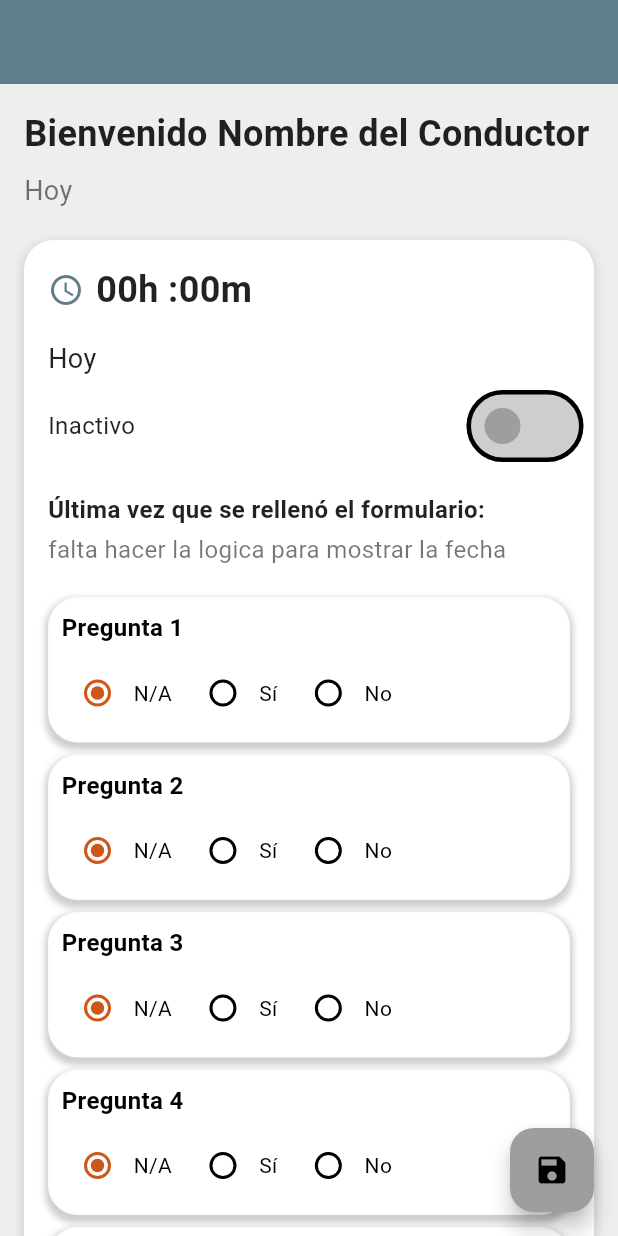
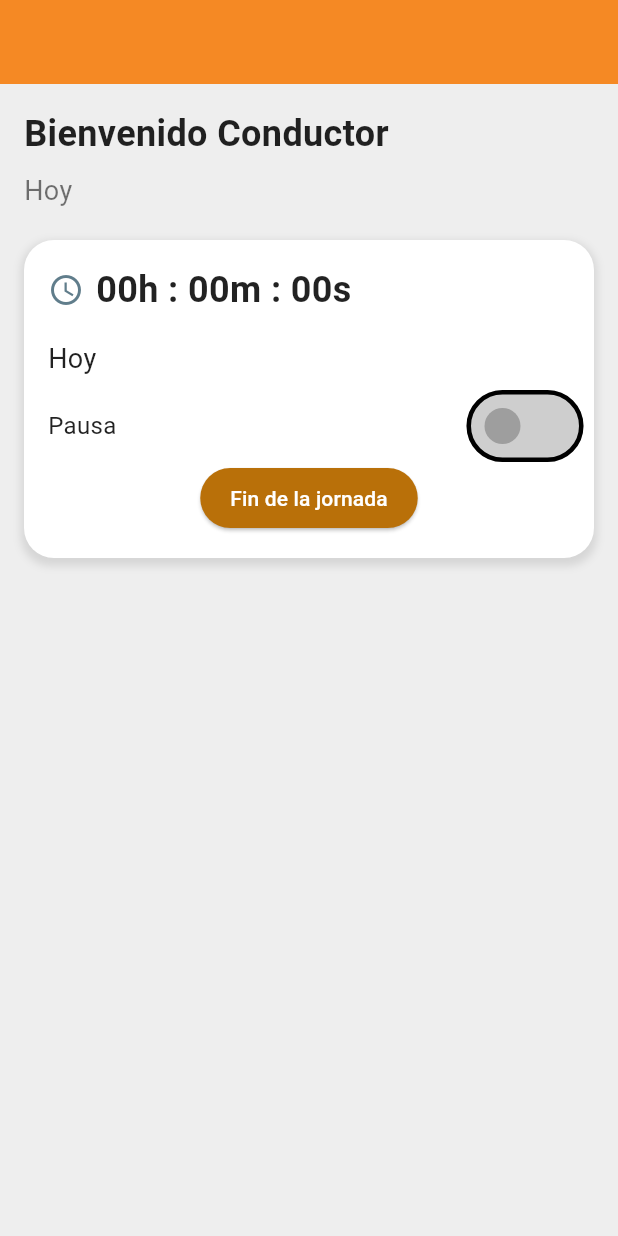
Before and after one commit to JamirGDC/remisse_arequipa_driver, a Flutter app: the DriverMainScreen screen opened directly, on a phone screen of 412 x 824 dp. Run offline on Flutter 3.47's test engine with Material 3 defaults, Android fonts, the phone set to English and light mode, and no system bars; our stand-ins replace assets_audio_player, connectivity_plus, firebase_auth, firebase_core, firebase_database, firebase_messaging and 9 more; missing offline and left inert: dart:ffi, flutter_geofire, flutter_polyline_points, restart_app; accounts and stored records are empty; network calls fail.

Commit message:
TODO FUNCIONAL MENOS gooffline y goonline

```diff
--- a/lib/pages/dashboard.dart
+++ b/lib/pages/dashboard.dart
@@ -1,7 +1,8 @@
 
 import 'package:flutter/material.dart';
-import 'package:remisse_arequipa_driver/pages/driver_home_page.dart';
+//import 'package:remisse_arequipa_driver/pages/driver_home_page.dart';
 import 'package:remisse_arequipa_driver/pages/home_page.dart';
+import 'package:remisse_arequipa_driver/pages/drivermainscreen.dart';
 import 'package:remisse_arequipa_driver/pages/profile_page.dart';
 import 'package:remisse_arequipa_driver/pages/trips_page.dart';
 
@@ -54,7 +55,7 @@ class _DashboardState extends State<Dashboard> with SingleTickerProviderStateMix
         controller: controller,
         children: const [
           HomePage(),
-          DriverHomePage(),
+          DriverMainScreen(),
           TripsPage(),
           ProfilePage(),
         ],
--- a/lib/pages/drivermainscreen.dart
+++ b/lib/pages/drivermainscreen.dart
@@ -1,4 +1,6 @@
 import 'package:flutter/material.dart';
+import 'package:provider/provider.dart';
+import 'package:remisse_arequipa_driver/pages/providers/timerWorckdriver.dart';
 
 class DriverMainScreen extends StatefulWidget {
   const DriverMainScreen({super.key});
@@ -10,9 +12,12 @@ class DriverMainScreen extends StatefulWidget {
 class _DriverMainScreenState extends State<DriverMainScreen> {
   @override
   Widget build(BuildContext context) {
+    // Obtén la instancia de Timerworckdriver usando Provider
+    final timerWorkDriver = Provider.of<Timerworckdriver>(context);
+
     return Scaffold(
       appBar: AppBar(
-        backgroundColor: Colors.blueGrey,
+        backgroundColor: const Color.fromARGB(255, 245, 137, 36),
       ),
       backgroundColor: Colors.grey[200],
       body: SingleChildScrollView(
@@ -20,9 +25,9 @@ class _DriverMainScreenState extends State<DriverMainScreen> {
         child: Column(
           crossAxisAlignment: CrossAxisAlignment.start,
           children: [
-            const Text(
-              'Bienvenido Nombre del Conductor',
-              style: TextStyle(
+             Text(
+              'Bienvenido ${timerWorkDriver.getDriverName}',
+              style: const TextStyle(
                 fontSize: 24.0,
                 fontWeight: FontWeight.bold,
                 color: Colors.black87,
@@ -54,13 +59,14 @@ class _DriverMainScreenState extends State<DriverMainScreen> {
               child: Column(
                 crossAxisAlignment: CrossAxisAlignment.start,
                 children: [
-                  const Row(
+                  Row(
                     children: [
-                      Icon(Icons.access_time, color: Colors.blueGrey),
-                      SizedBox(width: 8.0),
+                      const Icon(Icons.access_time, color: Colors.blueGrey),
+                      const SizedBox(width: 8.0),
                       Text(
-                        '00h :00m',
-                        style: TextStyle(
+                        timerWorkDriver
+                            .formatElapsedTime(), // Muestra el tiempo transcurrido que devuelve el método formatElapsedTime
+                        style: const TextStyle(
                           fontSize: 24.0,
                           fontWeight: FontWeight.bold,
                           color: Colors.black87,
@@ -80,9 +86,11 @@ class _DriverMainScreenState extends State<DriverMainScreen> {
                   Row(
                     mainAxisAlignment: MainAxisAlignment.spaceBetween,
                     children: [
-                      const Text(
-                        'Inactivo',
-                        style: TextStyle(
+                      Text(
+                        timerWorkDriver.isTimerActive
+                            ? 'Activo'
+                            : 'Pausa', // Muestra el estado del temporizador
+                        style: const TextStyle(
                           fontSize: 16.0,
                           color: Colors.black87,
                         ),
@@ -90,8 +98,14 @@ class _DriverMainScreenState extends State<DriverMainScreen> {
                       Transform.scale(
                         scale: 1.5,
                         child: Switch(
-                          value: false,
-                          onChanged: (bool value) {},
+                          value: timerWorkDriver
+                              .isTimerActive, // Le da el valor del estado del temporizador
+                          onChanged: timerWorkDriver.switchEnabled
+                              ? (bool value) {
+                                  timerWorkDriver.handleSwitchChange(
+                                      value); // Cambia el estado del temporizador si el Switch está habilitado
+                                }
+                              : null, // Si el Switch está deshabilitado, no se puede cambiar
                           activeColor: Colors.green,
                           inactiveThumbColor: Colors.grey,
                           inactiveTrackColor: Colors.grey.withOpacity(0.5),
@@ -99,86 +113,52 @@ class _DriverMainScreenState extends State<DriverMainScreen> {
                       ),
                     ],
                   ),
-                  const SizedBox(height: 20.0),
-                  const Text(
-                    'Última vez que se rellenó el formulario:',
-                    style: TextStyle(
-                      fontSize: 16.0,
-                      fontWeight: FontWeight.bold,
-                      color: Colors.black87,
+                  Align(
+                    alignment: Alignment.center,
+                    child: ValueListenableBuilder<bool>(
+                      valueListenable:timerWorkDriver.buttonEnabled,
+                      builder: (context, isEnabled, child) {
+                        return ElevatedButton(
+                          onPressed: isEnabled
+                              ? () {
+                                  timerWorkDriver.showConfirmationDialog(context);
+                                }
+                              : null,
+                          style: ElevatedButton.styleFrom(
+                            backgroundColor:
+                                const Color.fromARGB(255, 185, 112, 9),
+                            foregroundColor: Colors.white,
+                            shape: RoundedRectangleBorder(
+                              borderRadius: BorderRadius.circular(20.0),
+                            ),
+                            padding: const EdgeInsets.symmetric(
+                                horizontal: 20.0, vertical: 10.0),
+                          ), // Si `isEnabled` es false, `onPressed` es null y el botón se deshabilita.
+                          child: const Text('Fin de la jornada'),
+                        );
+                      },
                     ),
                   ),
-                  const SizedBox(height: 4.0),
-                  const Text(
-                    'falta hacer la logica para mostrar la fecha',
-                    style: TextStyle(
-                      fontSize: 16.0,
-                      color: Colors.black54,
+
+                  if (!timerWorkDriver.switchEnabled)
+                    const Align(
+                      alignment: Alignment.centerRight,
+                      child: Text(
+                        "Toma un descanso",
+                        style: TextStyle(
+                          color: Colors.blueGrey,
+                          fontSize:
+                              16.0, // Puedes ajustar el tamaño de la fuente si es necesario
+                        ),
+                      ),
                     ),
-                  ),
-                  const SizedBox(height: 20.0),
-                  ListView.builder(
-                    shrinkWrap: true,
-                    physics: const NeverScrollableScrollPhysics(),
-                    itemCount: 5, // Por ejemplo, para mostrar 5 preguntas ficticias
-                    itemBuilder: (context, index) {
-                      return Container(
-                        margin: const EdgeInsets.only(bottom: 8.0),
-                        padding: const EdgeInsets.all(8.0),
-                        decoration: BoxDecoration(
-                          color: Colors.white,
-                          border: Border.all(color: const Color.fromARGB(255, 252, 252, 252)),
-                          borderRadius: BorderRadius.circular(20.0),
-                          boxShadow: [
-                            BoxShadow(
-                              color: Colors.grey.withOpacity(0.5),
-                              spreadRadius: 2,
-                              blurRadius: 3,
-                              offset: const Offset(0, 3),
-                            ),
-                          ],
-                        ),
-                        child: Column(
-                          crossAxisAlignment: CrossAxisAlignment.start,
-                          children: [
-                            Text(
-                              'Pregunta ${index + 1}',
-                              style: const TextStyle(
-                                  fontSize: 16.0, fontWeight: FontWeight.bold),
-                            ),
-                            const SizedBox(height: 8.0),
-                            Wrap(
-                              spacing: 10.0,
-                              children: ['N/A', 'Sí', 'No'].map((option) {
-                                return Row(
-                                  mainAxisSize: MainAxisSize.min,
-                                  children: [
-                                    Radio<String>(
-                                      value: option,
-                                      groupValue: 'N/A', // Valor fijo para la UI
-                                      activeColor: const Color.fromARGB(255, 205, 87, 24),
-                                      onChanged: (String? value) {},
-                                    ),
-                                    Text(option),
-                                  ],
-                                );
-                              }).toList(),
-                            ),
-                          ],
-                        ),
-                      );
-                    },
-                  ),
+                  //aqui iba el formulario pegar desde aqui
                 ],
               ),
             ),
           ],
         ),
       ),
-      floatingActionButton: FloatingActionButton(
-        onPressed: () {},
-        child: const Icon(Icons.save),
-      ),
     );
   }
 }
```
Also changed, not shown: lib/main.dart (+11 -2 lines), lib/pages/providers/timerWorckdriver.dart (added, +315 -0 lines), pubspec.yaml (+25 -40 lines), pubspec.lock, 1 other file.
